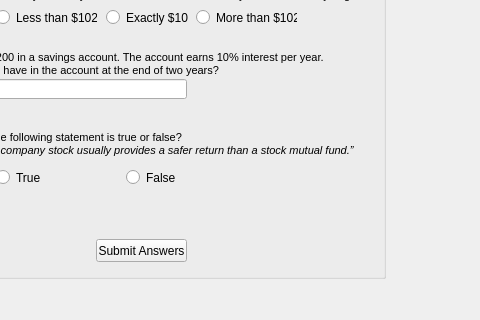
Before: the Qt Designer form MarketSimulation/quest1.ui in dwattttt/marketsim, drawn with Qt 5; both pictures show x 209 to 689 and y 161 to 481 of the 689 by 481 pixel window.
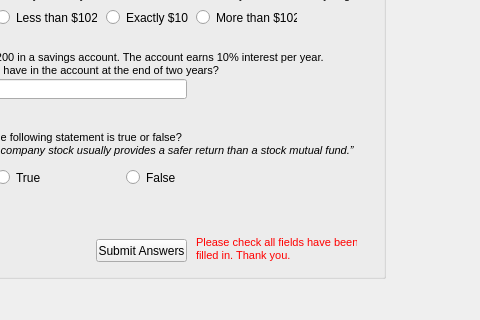
After: the same form once the commit is applied.

Commit message:
Fixed several bugs ben found in the Questionnaire
- Reduced sanity checking to non-empty
- Feedback message when an error is encountered

```diff
--- a/MarketSimulation/quest1.ui
+++ b/MarketSimulation/quest1.ui
@@ -296,6 +296,27 @@
 &lt;p style=&quot; margin-top:0px; margin-bottom:0px; margin-left:0px; margin-right:0px; -qt-block-indent:0; text-indent:0px;&quot;&gt;&lt;span style=&quot; font-size:8pt;&quot;&gt;After 5 years, how much do you think you would have in the account if you left the money to grow?&lt;/span&gt;&lt;/p&gt;&lt;/body&gt;&lt;/html&gt;</string>
         </property>
        </widget>
+       <widget class="QLabel" name="errorMsg">
+        <property name="enabled">
+         <bool>true</bool>
+        </property>
+        <property name="geometry">
+         <rect>
+          <x>310</x>
+          <y>350</y>
+          <width>161</width>
+          <height>41</height>
+         </rect>
+        </property>
+        <property name="text">
+         <string>&lt;!DOCTYPE HTML PUBLIC &quot;-//W3C//DTD HTML 4.0//EN&quot; &quot;http://www.w3.org/TR/REC-html40/strict.dtd&quot;&gt;
+&lt;html&gt;&lt;head&gt;&lt;meta name=&quot;qrichtext&quot; content=&quot;1&quot; /&gt;&lt;style type=&quot;text/css&quot;&gt;
+p, li { white-space: pre-wrap; }
+&lt;/style&gt;&lt;/head&gt;&lt;body style=&quot; font-family:'MS Shell Dlg 2'; font-size:8.25pt; font-weight:400; font-style:normal;&quot;&gt;
+&lt;p style=&quot; margin-top:0px; margin-bottom:0px; margin-left:0px; margin-right:0px; -qt-block-indent:0; text-indent:0px;&quot;&gt;&lt;span style=&quot; font-size:8pt; color:#ff0000;&quot;&gt;Please check all fields have been&lt;/span&gt;&lt;/p&gt;
+&lt;p style=&quot; margin-top:0px; margin-bottom:0px; margin-left:0px; margin-right:0px; -qt-block-indent:0; text-indent:0px;&quot;&gt;&lt;span style=&quot; font-size:8pt; color:#ff0000;&quot;&gt;filled in. Thank you.&lt;/span&gt;&lt;/p&gt;&lt;/body&gt;&lt;/html&gt;</string>
+        </property>
+       </widget>
       </widget>
      </item>
      <item>
```
The commit also changes 2 other files.
